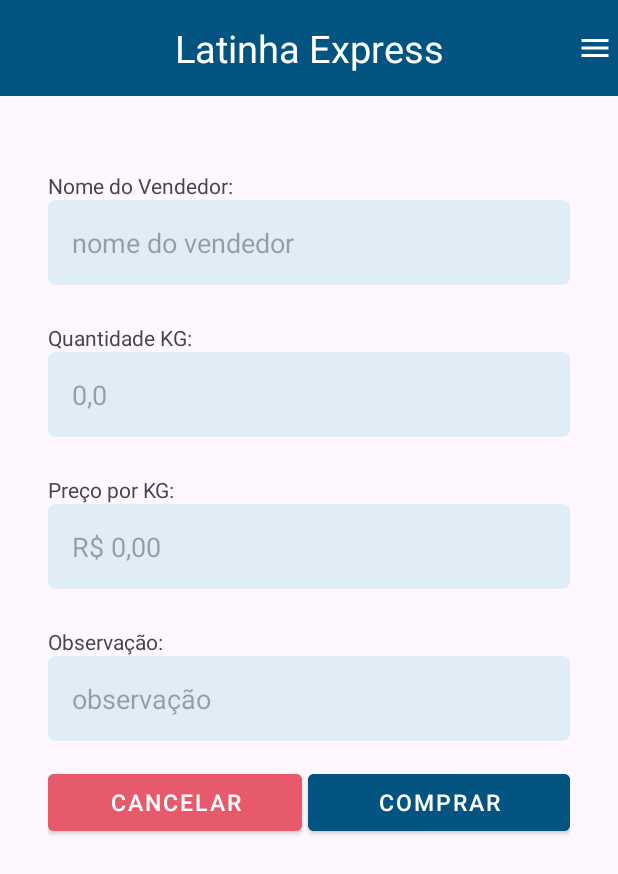
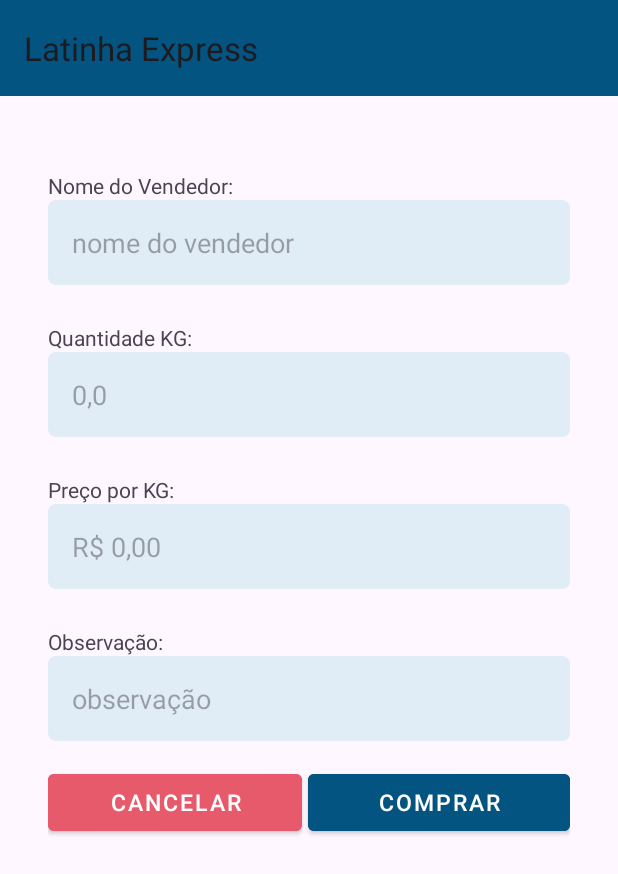
Before and after one commit to JoaoVitor-Dev/LatinhaExpress, an Android app: the fragment ColetaFragment placed in its activity, on a phone screen of 412 x 824 dp. Shown: the top 874 px of the screen. Run offline under Robolectric (Android 15) with nearby library versions, the phone set to English and light mode, and no system bars; our stand-ins replace Room's generated code.

Commit message:
Corrigindo toolbar

```diff
--- a/app/src/main/java/com/example/latinhaexpress/fragments/ColetaFragment.java
+++ b/app/src/main/java/com/example/latinhaexpress/fragments/ColetaFragment.java
@@ -54,7 +54,6 @@ public class ColetaFragment extends Fragment
     private void setup(View view)
     {
         appContext = getContext();
-
         edtNome = view.findViewById(R.id.edtNome);
         edtQtde = view.findViewById(R.id.edtQtde);
         edtValor = view.findViewById(R.id.edtValor);
@@ -62,9 +61,6 @@ public class ColetaFragment extends Fragment
 
         btnComprar = view.findViewById(R.id.btnComprar);
         btnCancelarColeta = view.findViewById(R.id.btnCancelarColeta);
-
-        TextView text_toolbar = view.findViewById(R.id.text_toolbar);
-        text_toolbar.setText("Nova Coleta");
 
         Context appContext = getContext();
 
--- a/app/src/main/java/com/example/latinhaexpress/fragments/ListaCaixaFragment.java
+++ b/app/src/main/java/com/example/latinhaexpress/fragments/ListaCaixaFragment.java
@@ -45,8 +45,6 @@ public class ListaCaixaFragment extends Fragment
 
     private void setup(View view)
     {
-        TextView text_toolbar = view.findViewById(R.id.text_toolbar);
-        text_toolbar.setText("Lista de Caixas");
         rcListCaixas = view.findViewById(R.id.rcListaCaixas);
 
         appContext = getContext();
--- a/app/src/main/java/com/example/latinhaexpress/fragments/VendaFragment.java
+++ b/app/src/main/java/com/example/latinhaexpress/fragments/VendaFragment.java
@@ -23,7 +23,6 @@ import com.example.latinhaexpress.entities.Venda;
 
 public class VendaFragment extends Fragment
 {
-
     private Button btnVender;
     private EditText edtValor, edtQtde, edtNome;
     private Context appContext;
@@ -60,9 +59,6 @@ public class VendaFragment extends Fragment
         edtNome = view.findViewById(R.id.edtNome);
         edtQtde = view.findViewById(R.id.edtQtde);
         edtValor = view.findViewById(R.id.edtValor);
-
-        TextView text_toolbar = view.findViewById(R.id.text_toolbar);
-        text_toolbar.setText("Nova Venda");
 
         db = Room.databaseBuilder(appContext, MyDatabase.class, "mydb")
                 .allowMainThreadQueries()
--- a/app/src/main/java/com/example/latinhaexpress/views/MainActivity.java
+++ b/app/src/main/java/com/example/latinhaexpress/views/MainActivity.java
@@ -2,7 +2,6 @@ package com.example.latinhaexpress.views;
 
 import android.content.Intent;
 import android.os.Bundle;
-
 import android.view.View;
 import android.widget.Button;
 import android.widget.TextView;
@@ -26,6 +25,7 @@ public class MainActivity extends AppCompatActivity
     private AllDao allDao;
     private TextView descricao, recursos;
     private Button btnComecar;
+
     @Override
     protected void onCreate(Bundle savedInstanceState)
     {
--- a/app/src/main/java/com/example/latinhaexpress/views/MenuActivity.java
+++ b/app/src/main/java/com/example/latinhaexpress/views/MenuActivity.java
@@ -4,12 +4,8 @@ import android.content.Intent;
 import android.os.Bundle;
 import android.view.Menu;
 import android.view.MenuItem;
-import android.view.View;
 import android.widget.ImageButton;
-import android.widget.ImageView;
-import android.widget.TextView;
-
-import android.widget.Toolbar;
+import androidx.appcompat.widget.Toolbar;
 import androidx.activity.EdgeToEdge;
 import androidx.annotation.NonNull;
 import androidx.appcompat.app.AppCompatActivity;
@@ -18,7 +14,6 @@ import androidx.core.view.ViewCompat;
 import androidx.core.view.WindowInsetsCompat;
 import androidx.fragment.app.FragmentManager;
 import androidx.fragment.app.FragmentTransaction;
-
 import com.example.latinhaexpress.R;
 import com.example.latinhaexpress.entities.Usuario;
 import com.example.latinhaexpress.fragments.HomeFragment;
@@ -39,7 +34,7 @@ public class MenuActivity extends AppCompatActivity
             return insets;
         });
 
-       // montaToolbar();
+        montaToolbar();
 
         Intent it = getIntent();
 
@@ -51,17 +46,19 @@ public class MenuActivity extends AppCompatActivity
 
            homeFragment.usuarioLogado = usuarioLogado;
 
-            FragmentManager fragmentManager = getSupportFragmentManager();
-            FragmentTransaction fragmentTransaction = fragmentManager.beginTransaction();
+           FragmentManager fragmentManager = getSupportFragmentManager();
+           FragmentTransaction fragmentTransaction = fragmentManager.beginTransaction();
 
-            fragmentTransaction.add(R.id.fragment_container, homeFragment);
-            fragmentTransaction.commit();
+           fragmentTransaction.add(R.id.fragment_container, homeFragment);
+           fragmentTransaction.commit();
         }
     }
 
     private void montaToolbar()
     {
-        Toolbar myToolbar = findViewById(R.id.toolbar);
+        Toolbar toolbar = findViewById(R.id.toolbar_menu);
+        setSupportActionBar(toolbar);
+        getSupportActionBar().setTitle("Latinha Express");
     }
 
     @Override
@@ -71,26 +68,26 @@ public class MenuActivity extends AppCompatActivity
         return true;
     }
 
-//    @Override
-//    public boolean onOptionsItemSelected(@NonNull MenuItem item)
-//    {
-//        if (item.getTitle().equals("Principal"))
-//        {
-//
-//        } else if (item.getTitle().equals("Caixas"))
-//        {
-//
-//        } else if (item.getTitle().equals("Coletas"))
-//        {
-//
-//        } else if (item.getTitle().equals("Vendas"))
-//        {
-//
-//        } else if (item.getTitle().equals("Sair"))
-//        {
-//            finishAffinity();
-//        }
-//
-//        return true;
-//    }
+    @Override
+    public boolean onOptionsItemSelected(@NonNull MenuItem item)
+    {
+        if (item.getTitle().equals("Principal"))
+        {
+
+        } else if (item.getTitle().equals("Caixas"))
+        {
+
+        } else if (item.getTitle().equals("Coletas"))
+        {
+
+        } else if (item.getTitle().equals("Vendas"))
+        {
+
+        } else if (item.getTitle().equals("Sair"))
+        {
+            finishAffinity();
+        }
+
+        return true;
+    }
 }
--- a/app/src/main/res/layout/activity_menu.xml
+++ b/app/src/main/res/layout/activity_menu.xml
@@ -7,14 +7,26 @@
         android:layout_height="match_parent"
         tools:context=".views.MenuActivity">
 
-    <include
-            android:id="@+id/toolbar"
-            layout="@layout/toolbar_menu" />
+    <LinearLayout
+            android:layout_width="match_parent"
+            android:layout_height="match_parent"
+            android:orientation="vertical">
 
-    <FrameLayout xmlns:android="http://schemas.android.com/apk/res/android"
-        android:id="@+id/fragment_container"
-        android:layout_width="match_parent"
-        android:layout_height="match_parent" />
+        <include
+                android:id="@+id/toolbar_menu"
+                layout="@layout/mytoolbar"/>
+
+        <FrameLayout
+                android:id="@+id/fragment_container"
+                android:layout_width="match_parent"
+                android:layout_height="match_parent"
+                />
+
+    </LinearLayout>
+
+
+
+
 
 
 </androidx.constraintlayout.widget.ConstraintLayout>
--- a/app/src/main/res/layout/fragment_coleta.xml
+++ b/app/src/main/res/layout/fragment_coleta.xml
@@ -10,12 +10,6 @@
         android:layout_width="match_parent"
         android:layout_height="match_parent">
 
-        <include layout="@layout/toolbar"
-            android:id="@+id/include"
-            app:layout_constraintEnd_toEndOf="parent"
-            app:layout_constraintStart_toStartOf="parent"
-            app:layout_constraintTop_toTopOf="parent" />
-
         <ScrollView
                 android:layout_width="match_parent"
                 android:layout_height="0dp"
@@ -23,7 +17,7 @@
                 app:layout_constraintBottom_toBottomOf="parent"
                 app:layout_constraintEnd_toEndOf="parent"
                 app:layout_constraintStart_toStartOf="parent"
-            app:layout_constraintTop_toBottomOf="@+id/include">
+                app:layout_constraintTop_toTopOf="parent">
 
             <LinearLayout
                     android:layout_width="match_parent"
@@ -37,8 +31,7 @@
                 <TextView
                         android:layout_width="match_parent"
                         android:layout_height="wrap_content"
-                        android:text="Nome do Vendedor:"
-                        />
+                        android:text="Nome do Vendedor:" />
 
                 <EditText
                         android:id="@+id/edtNome"
@@ -46,15 +39,13 @@
                         android:layout_height="wrap_content"
                         android:background="@drawable/bg_edits"
                         android:padding="16dp"
-                        android:hint="nome do vendedor"
-                        />
+                        android:hint="nome do vendedor" />
 
                 <TextView
                         android:layout_marginTop="25dp"
                         android:layout_width="match_parent"
                         android:layout_height="wrap_content"
-                        android:text="Quantidade KG:"
-                        />
+                        android:text="Quantidade KG:" />
 
 
                 <EditText
@@ -72,8 +63,7 @@
                         android:layout_marginTop="25dp"
                         android:layout_width="match_parent"
                         android:layout_height="wrap_content"
-                        android:text="Preço por KG:"
-                        />
+                        android:text="Preço por KG:" />
 
                 <EditText
                         android:id="@+id/edtValor"
@@ -82,16 +72,14 @@
                         android:background="@drawable/bg_edits"
                         android:padding="16dp"
                         android:hint="R$ 0,00"
-                        android:inputType="numberDecimal"
-                        />
+                        android:inputType="numberDecimal" />
 
                 <TextView
                         android:layout_marginTop="25dp"
                         android:layout_width="match_parent"
                         android:layout_height="wrap_content"
                         android:inputType="numberDecimal"
-                        android:text="Observação:"
-                        />
+                        android:text="Observação:" />
 
                 <EditText
                         android:id="@+id/edtObs"
@@ -99,8 +87,7 @@
                         android:layout_height="wrap_content"
                         android:background="@drawable/bg_edits"
                         android:padding="16dp"
-                        android:hint="observação"
-                        />
+                        android:hint="observação" />
 
                 <LinearLayout
                         android:layout_marginTop="16dp"
@@ -118,7 +105,7 @@
                             android:onClick="clicar"
                             android:text="Cancelar"
                             android:layout_marginRight="2dp"
-                            style="@style/Widget.MaterialComponents.Button"/>
+                            style="@style/Widget.MaterialComponents.Button" />
 
                     <com.google.android.material.button.MaterialButton
                             android:id="@+id/btnComprar"
@@ -131,12 +118,8 @@
                             android:backgroundTint="@color/primary"
                             android:text="comprar"
 
-                            style="@style/Widget.MaterialComponents.Button"
-                            />
+                            style="@style/Widget.MaterialComponents.Button" />
                 </LinearLayout>
-
-
-
 
 
             </LinearLayout>
--- a/app/src/main/res/layout/fragment_home.xml
+++ b/app/src/main/res/layout/fragment_home.xml
@@ -7,6 +7,7 @@
         tools:context=".fragments.HomeFragment">
 
     <androidx.constraintlayout.widget.ConstraintLayout
+
             android:layout_width="match_parent"
             android:layout_height="match_parent">
 
--- a/app/src/main/res/layout/fragment_lista_caixa.xml
+++ b/app/src/main/res/layout/fragment_lista_caixa.xml
@@ -10,12 +10,6 @@
         android:layout_width="match_parent"
         android:layout_height="wrap_content"
         android:orientation="vertical">
-
-        <include layout="@layout/toolbar"
-            android:id="@+id/include"
-            app:layout_constraintEnd_toEndOf="parent"
-            app:layout_constraintStart_toStartOf="parent"
-            app:layout_constraintTop_toTopOf="parent" />
 
         <LinearLayout
             android:layout_width="match_parent"
--- /dev/null
+++ b/app/src/main/res/layout/mytoolbar.xml
@@ -0,0 +1,20 @@
+<?xml version="1.0" encoding="utf-8"?>
+<androidx.appcompat.widget.Toolbar xmlns:android="http://schemas.android.com/apk/res/android"
+        xmlns:app="http://schemas.android.com/apk/res-auto"
+        android:layout_width="match_parent"
+        android:layout_height="wrap_content"
+        android:background="@color/primary"
+        android:elevation="1dp"
+        android:theme="@style/ThemeOverlay.AppCompat.ActionBar"
+        app:collapseIcon="@android:drawable/ic_dialog_info">
+
+
+<!--    <ImageView-->
+<!--            android:id="@+id/imageView2"-->
+<!--            android:layout_width="wrap_content"-->
+<!--            android:layout_height="match_parent"-->
+<!--            android:layout_marginRight="3dp"-->
+<!--            android:layout_gravity="right"-->
+<!--            android:src="@drawable/menu_lateral" />-->
+
+</androidx.appcompat.widget.Toolbar>
--- a/app/src/main/res/layout/toolbar_menu.xml
+++ /dev/null
@@ -1,28 +0,0 @@
-<?xml version="1.0" encoding="utf-8"?>
-<androidx.appcompat.widget.Toolbar xmlns:android="http://schemas.android.com/apk/res/android"
-        xmlns:app="http://schemas.android.com/apk/res-auto"
-        android:layout_width="match_parent"
-        android:layout_height="wrap_content"
-        android:background="@color/primary"
-        android:elevation="1dp"
-        android:theme="@style/ThemeOverlay.AppCompat.ActionBar"
-        app:collapseIcon="@android:drawable/ic_dialog_info">
-
-    <TextView
-            android:layout_width="wrap_content"
-            android:layout_height="wrap_content"
-            android:text="Latinha Express"
-            android:textColor="@color/white"
-            android:textSize="25sp"
-            android:layout_gravity="center"
-            />
-
-    <ImageView
-            android:id="@+id/imageView2"
-            android:layout_width="wrap_content"
-            android:layout_height="match_parent"
-            android:layout_gravity="right"
-            android:layout_marginRight="3dp"
-            android:src="@drawable/menu_lateral" />
-
-</androidx.appcompat.widget.Toolbar>
--- a/app/src/main/res/values/themes.xml
+++ b/app/src/main/res/values/themes.xml
@@ -3,6 +3,8 @@
     <style name="Base.Theme.SucataControl" parent="Theme.Material3.DayNight.NoActionBar">
         <!-- Customize your light theme here. -->
         <!-- <item name="colorPrimary">@color/my_light_primary</item> -->
+
+        <item name="actionOverflowButtonStyle">@style/Widget.AppCompat.Toolbar</item>
     </style>
 
     <style name="Theme.SucataControl" parent="Base.Theme.SucataControl" />
```
Also changed, not shown: app/src/main/res/layout/fragment_venda.xml (+8 -29 lines). Lines whose indentation alone changed are shown as unchanged.
